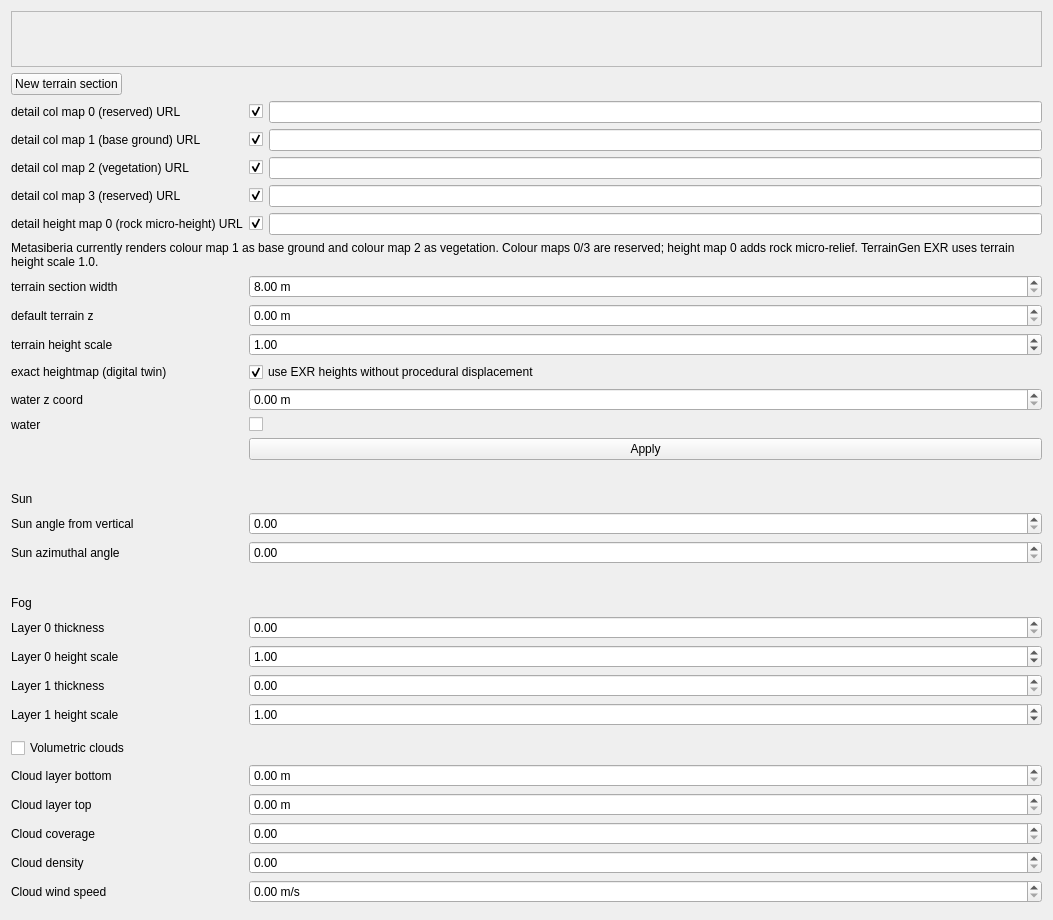
First picture: the form in gui_client/WorldSettingsWidget.ui, repository shipilovden/sub-metasiberia, before the edit.
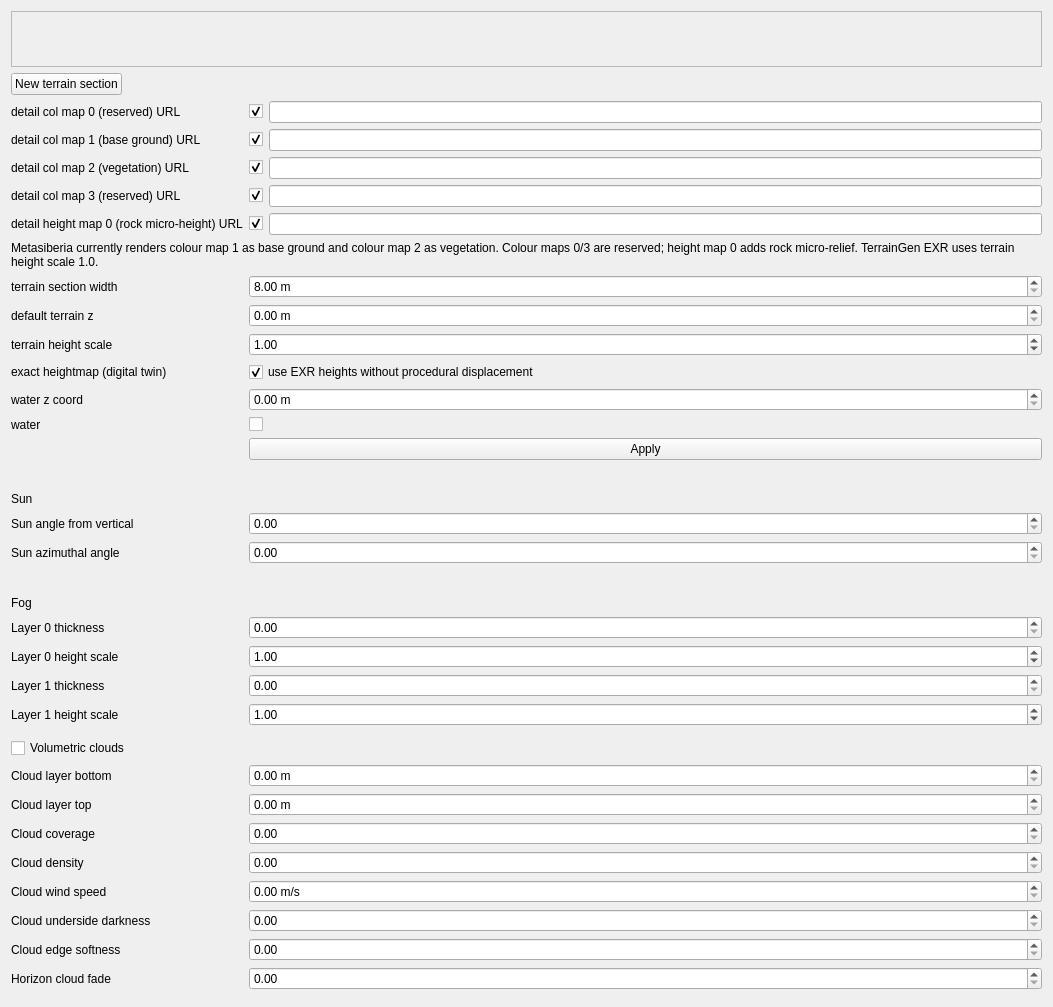
Second picture: the form after the edit. Custom widgets are drawn as their Qt base class.

Commit message: Add volumetric cloud appearance settings

```diff
--- a/gui_client/WorldSettingsWidget.ui
+++ b/gui_client/WorldSettingsWidget.ui
@@ -545,7 +545,58 @@
      </property>
     </widget>
    </item>
+   <item row="35" column="0">
+    <widget class="QLabel" name="cloudBottomDarknessWorldLabel">
+     <property name="text">
+      <string>Cloud underside darkness</string>
+     </property>
+    </widget>
+   </item>
    <item row="35" column="1">
+    <widget class="RealControl" name="cloudBottomDarknessWorldRealControl">
+     <property name="maximum">
+      <double>1.000000000000000</double>
+     </property>
+     <property name="singleStep">
+      <double>0.010000000000000</double>
+     </property>
+    </widget>
+   </item>
+   <item row="36" column="0">
+    <widget class="QLabel" name="cloudEdgeSoftnessWorldLabel">
+     <property name="text">
+      <string>Cloud edge softness</string>
+     </property>
+    </widget>
+   </item>
+   <item row="36" column="1">
+    <widget class="RealControl" name="cloudEdgeSoftnessWorldRealControl">
+     <property name="maximum">
+      <double>1.000000000000000</double>
+     </property>
+     <property name="singleStep">
+      <double>0.010000000000000</double>
+     </property>
+    </widget>
+   </item>
+   <item row="37" column="0">
+    <widget class="QLabel" name="cloudHorizonFadeWorldLabel">
+     <property name="text">
+      <string>Horizon cloud fade</string>
+     </property>
+    </widget>
+   </item>
+   <item row="37" column="1">
+    <widget class="RealControl" name="cloudHorizonFadeWorldRealControl">
+     <property name="maximum">
+      <double>1.000000000000000</double>
+     </property>
+     <property name="singleStep">
+      <double>0.010000000000000</double>
+     </property>
+    </widget>
+   </item>
+   <item row="38" column="1">
     <spacer name="verticalSpacer_6">
      <property name="orientation">
       <enum>Qt::Vertical</enum>
```
The commit also changes 5 other files.
